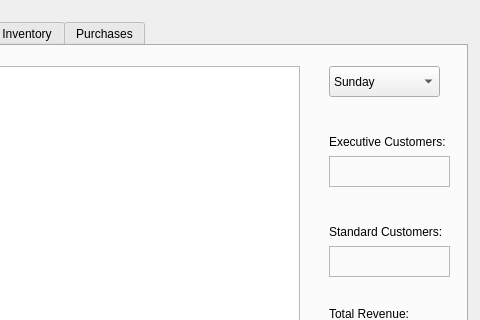
Qt form QtCuties-BulkClubProject/menu.ui (NicholasHuCS1C/Bulk-Club-CS1C) before a commit; both pictures show x 323 to 803 and y 0 to 320 of the 803 by 593 pixel window.
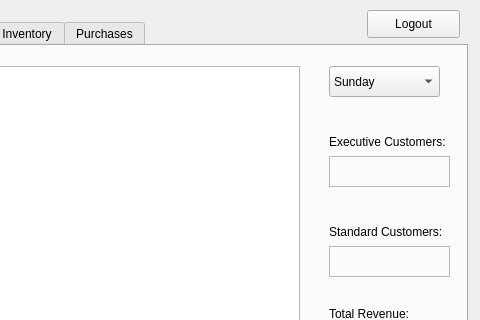
The same form after that commit.

Commit message: Added logout button. fixed some reoccuring errors.

The edit to the form file:
```diff
--- a/QtCuties-BulkClubProject/menu.ui
+++ b/QtCuties-BulkClubProject/menu.ui
@@ -1140,6 +1140,19 @@
      </widget>
     </widget>
    </widget>
+   <widget class="QPushButton" name="pushButton">
+    <property name="geometry">
+     <rect>
+      <x>690</x>
+      <y>10</y>
+      <width>93</width>
+      <height>28</height>
+     </rect>
+    </property>
+    <property name="text">
+     <string>Logout</string>
+    </property>
+   </widget>
   </widget>
   <widget class="QMenuBar" name="menubar">
    <property name="geometry">
```
The commit also changes 8 other files.
